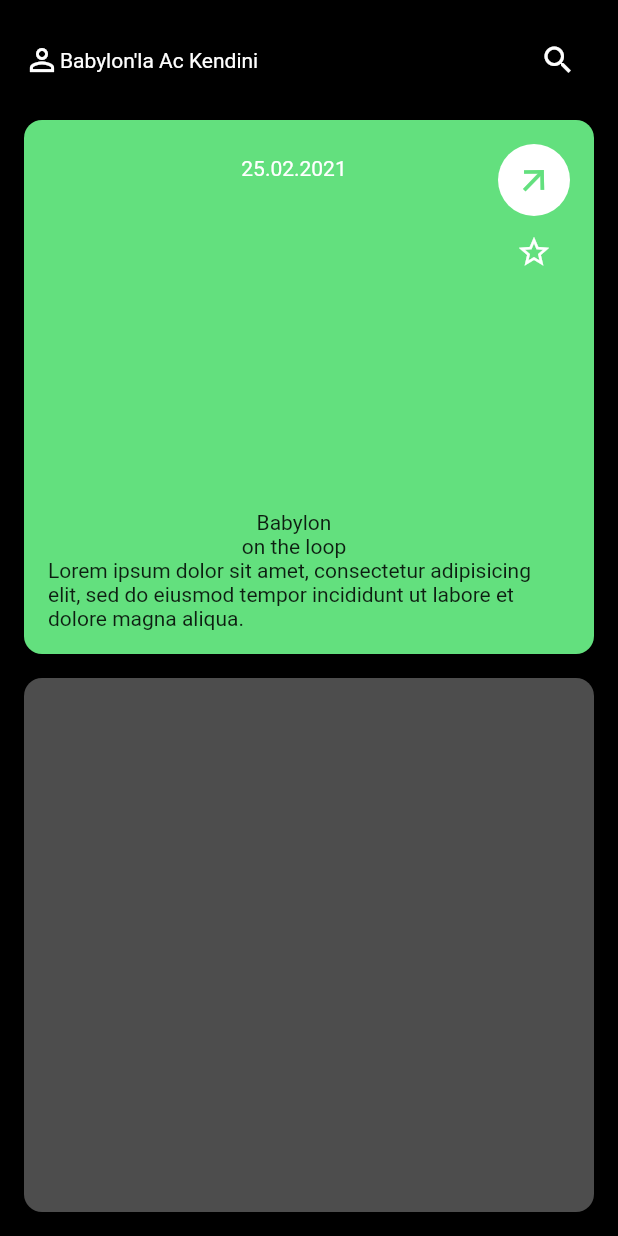
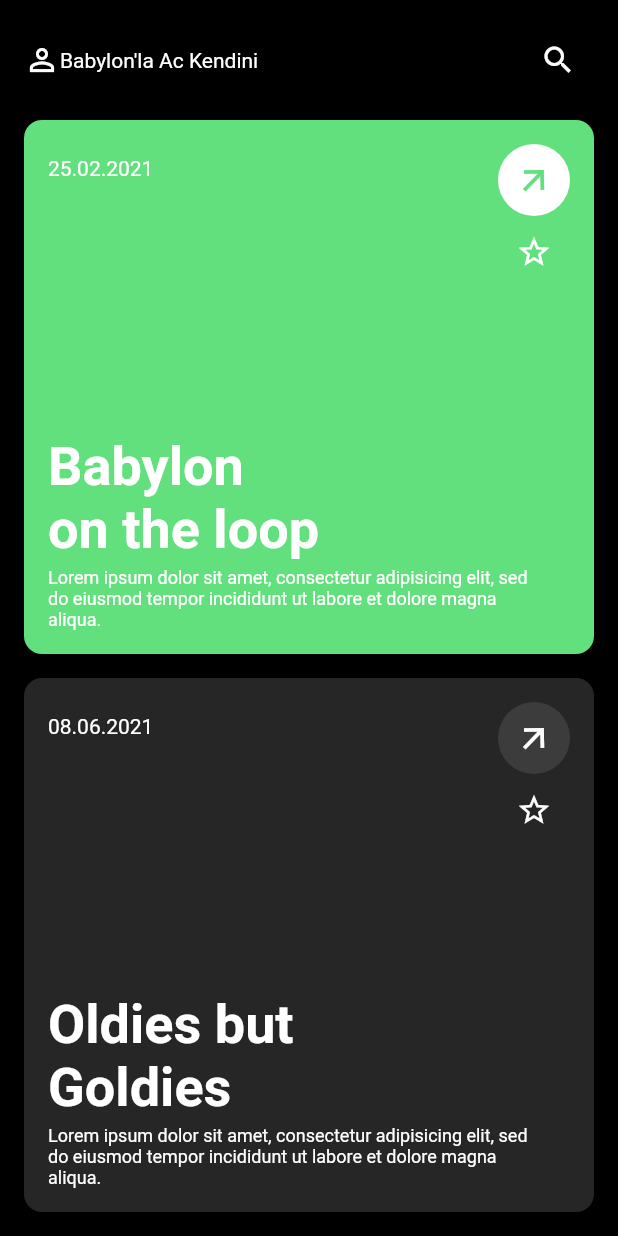
Before and after one commit to JAICHANGPARK/flutter_notebook_17th_story, a Flutter app: the screen it shows after launch, on a phone screen of 412 x 824 dp. Run offline on Flutter 3.47's test engine with Material 2 defaults, Android fonts, the phone set to English and light mode, and no system bars; our stand-ins replace cached_network_image, fl_chart, flutter_riverpod, ionicons, percent_indicator.

Commit message:
Update babylon_main_page.dart

```diff
--- a/lib/ep1009_badylon_app/src/ui/babylon_main_page.dart
+++ b/lib/ep1009_badylon_app/src/ui/babylon_main_page.dart
@@ -60,16 +60,29 @@ class _BabylonMainPageState extends State<BabylonMainPage> {
                               bottom: 16,
                               right: 36,
                               child: Column(
+                                crossAxisAlignment: CrossAxisAlignment.start,
                                 children: const [
                                   Text(
                                     "25.02.2021",
                                     style: TextStyle(fontSize: 14, color: Colors.white),
                                   ),
                                   Spacer(),
-                                  Text("Babylon"),
-                                  Text("on the loop"),
-                                  Text("Lorem ipsum dolor sit amet, consectetur adipisicing elit, "
-                                      "sed do eiusmod tempor incididunt ut labore et dolore magna aliqua.")
+                                  Text(
+                                    "Babylon",
+                                    style: TextStyle(fontSize: 36, fontWeight: FontWeight.bold, color: Colors.white),
+                                  ),
+                                  Text(
+                                    "on the loop",
+                                    style: TextStyle(fontSize: 36, fontWeight: FontWeight.bold, color: Colors.white),
+                                  ),
+                                  SizedBox(
+                                    height: 4,
+                                  ),
+                                  Text(
+                                    "Lorem ipsum dolor sit amet, consectetur adipisicing elit, "
+                                    "sed do eiusmod tempor incididunt ut labore et dolore magna aliqua.",
+                                    style: TextStyle(color: Colors.white, fontSize: 12),
+                                  )
                                 ],
                               )),
                           Positioned(
@@ -109,7 +122,68 @@ class _BabylonMainPageState extends State<BabylonMainPage> {
                       child: Container(
                     decoration: BoxDecoration(
                       borderRadius: BorderRadius.circular(12),
-                      color: Colors.white.withOpacity(0.3),
+                      color: Colors.white.withOpacity(0.15),
+                    ),
+                    child: Stack(
+                      children: [
+                        Positioned(
+                            left: 16,
+                            top: 24,
+                            bottom: 16,
+                            right: 36,
+                            child: Column(
+                              crossAxisAlignment: CrossAxisAlignment.start,
+                              children: const [
+                                Text(
+                                  "08.06.2021",
+                                  style: TextStyle(fontSize: 14, color: Colors.white),
+                                ),
+                                Spacer(),
+                                Text(
+                                  "Oldies but",
+                                  style: TextStyle(fontSize: 36, fontWeight: FontWeight.bold, color: Colors.white),
+                                ),
+                                Text(
+                                  "Goldies",
+                                  style: TextStyle(fontSize: 36, fontWeight: FontWeight.bold, color: Colors.white),
+                                ),
+                                SizedBox(
+                                  height: 4,
+                                ),
+                                Text(
+                                  "Lorem ipsum dolor sit amet, consectetur adipisicing elit, "
+                                  "sed do eiusmod tempor incididunt ut labore et dolore magna aliqua.",
+                                  style: TextStyle(color: Colors.white, fontSize: 12),
+                                )
+                              ],
+                            )),
+                        Positioned(
+                            right: 16,
+                            top: 16,
+                            child: Column(
+                              children: [
+                                CircleAvatar(
+                                  radius: 24,
+                                  backgroundColor: Colors.white.withOpacity(0.1),
+                                  foregroundColor: Colors.white,
+                                  child: Transform.rotate(
+                                    angle: -0.8,
+                                    child: const Icon(
+                                      Icons.arrow_forward,
+                                      size: 28,
+                                    ),
+                                  ),
+                                ),
+                                IconButton(
+                                  onPressed: () {},
+                                  icon: const Icon(
+                                    Icons.star_border,
+                                    color: Colors.white,
+                                  ),
+                                )
+                              ],
+                            ))
+                      ],
                     ),
                   )),
                 ],
```
